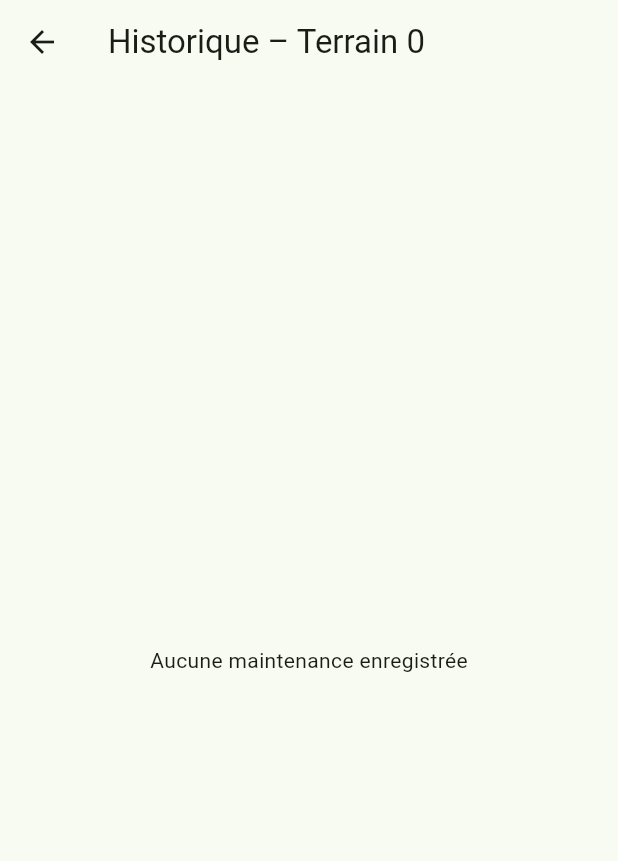
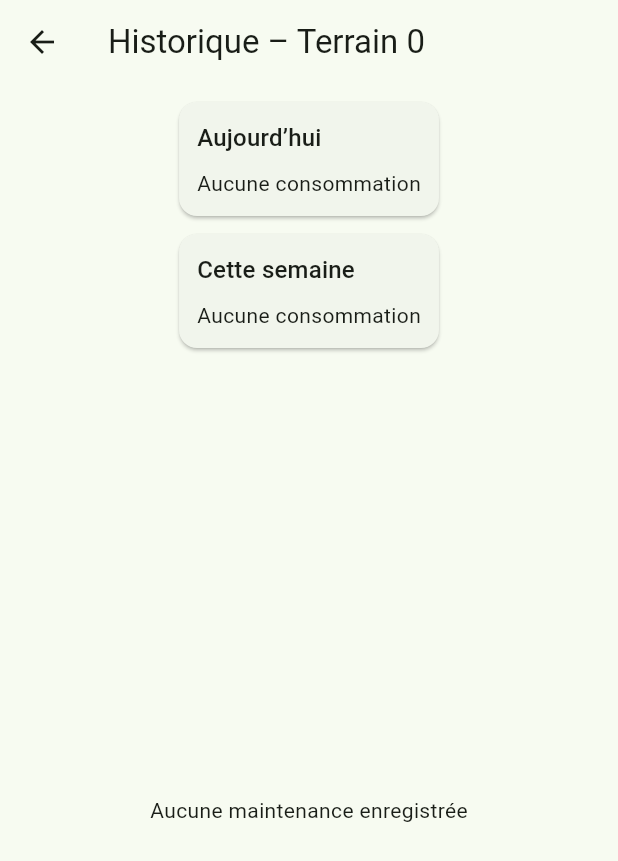
Before and after one commit to Simokes/CourtCare, a Flutter app: the TerrainMaintenanceHistoryScreen screen opened directly with empty values, on a phone screen of 412 x 824 dp. Shown: the top 861 px of the screen. Run offline on Flutter 3.47's test engine with Material 3 defaults, Android fonts, the phone set to English and light mode, and no system bars; our stand-ins replace drift, flutter_riverpod; accounts and stored records are empty; generated files the repository leaves out were written again.

Commit message:
Add provider for total sacs calculation and refactor maintenance provider

```diff
--- a/lib/presentation/providers/maintenance_provider.dart
+++ b/lib/presentation/providers/maintenance_provider.dart
@@ -2,6 +2,42 @@ import 'package:flutter_riverpod/flutter_riverpod.dart';
 import '../../domain/entities/terrain.dart';
 import '../../domain/entities/maintenance.dart';
 import 'database_provider.dart';
+
+// ============================================================================
+// PROVIDERS GLOBAUX
+// ============================================================================
+
+final maintenancesByTerrainProvider =
+    FutureProvider.family<List<Maintenance>, int>((ref, terrainId) {
+  final db = ref.read(databaseProvider);
+  return db.getMaintenancesForTerrain(terrainId);
+});
+
+final maintenanceCountProvider =
+    FutureProvider.family<int, int>((ref, terrainId) {
+  final db = ref.read(databaseProvider);
+  return db.getMaintenancesCountForDay(
+    terrainId,
+    DateTime.now(),
+  );
+});
+
+// 🔥 LE PROVIDER QUI TE MANQUAIT — À L’EXTÉRIEUR DE LA CLASSE
+final sacsTotalsProvider = FutureProvider.family<
+    ({int manto, int sottomanto, int silice}),
+    ({int terrainId, DateTime start, DateTime end})>((ref, params) async {
+  final db = ref.read(databaseProvider);
+
+  return db.getSacsTotalsForTerrainBetween(
+    params.terrainId,
+    params.start,
+    params.end,
+  );
+});
+
+// ============================================================================
+// NOTIFIER
+// ============================================================================
 
 final maintenanceProvider =
     StateNotifierProvider<MaintenanceNotifier, AsyncValue<void>>(
@@ -12,6 +48,7 @@ class MaintenanceNotifier extends StateNotifier<AsyncValue<void>> {
   final Ref ref;
 
   MaintenanceNotifier(this.ref) : super(const AsyncData(null));
+
   Future<void> deleteMaintenance({
     required int maintenanceId,
     required int terrainId,
@@ -26,6 +63,7 @@ class MaintenanceNotifier extends StateNotifier<AsyncValue<void>> {
       // 🔄 Rafraîchissements
       ref.invalidate(maintenancesByTerrainProvider(terrainId));
       ref.invalidate(maintenanceCountProvider(terrainId));
+      ref.invalidate(sacsTotalsProvider); // optionnel mais utile
 
       state = const AsyncData(null);
     } catch (e, st) {
@@ -48,7 +86,7 @@ class MaintenanceNotifier extends StateNotifier<AsyncValue<void>> {
     try {
       final db = ref.read(databaseProvider);
 
-      // 🔒 RÈGLES MÉTIER VERROUILLÉES
+      // 🔒 RÈGLES MÉTIER
       int manto = 0;
       int sottomanto = 0;
       int silice = 0;
@@ -59,8 +97,8 @@ class MaintenanceNotifier extends StateNotifier<AsyncValue<void>> {
       } else if (terrainType == TerrainType.synthetique) {
         silice = sacsSiliceUtilises;
       }
-      final bool utiliseSacs = type == 'Recharge' || type == 'Travaux';
 
+      final utiliseSacs = type == 'Recharge' || type == 'Travaux';
       if (!utiliseSacs) {
         manto = 0;
         sottomanto = 0;
@@ -80,6 +118,7 @@ class MaintenanceNotifier extends StateNotifier<AsyncValue<void>> {
       // 🔄 Rafraîchissements
       ref.invalidate(maintenancesByTerrainProvider(terrainId));
       ref.invalidate(maintenanceCountProvider(terrainId));
+      ref.invalidate(sacsTotalsProvider);
 
       state = const AsyncData(null);
     } catch (e, st) {
@@ -88,18 +127,3 @@ class MaintenanceNotifier extends StateNotifier<AsyncValue<void>> {
     }
   }
 }
-
-final maintenancesByTerrainProvider =
-    FutureProvider.family<List<Maintenance>, int>((ref, terrainId) {
-  final db = ref.read(databaseProvider);
-  return db.getMaintenancesForTerrain(terrainId);
-});
-
-final maintenanceCountProvider =
-    FutureProvider.family<int, int>((ref, terrainId) {
-  final db = ref.read(databaseProvider);
-  return db.getMaintenancesCountForDay(
-    terrainId,
-    DateTime.now(),
-  );
-});
--- a/lib/presentation/screens/terrain_maintenance_history_screen.dart
+++ b/lib/presentation/screens/terrain_maintenance_history_screen.dart
@@ -1,6 +1,6 @@
 import 'package:flutter/material.dart';
 import 'package:flutter_riverpod/flutter_riverpod.dart';
-
+import '../../domain/entities/maintenance.dart';
 import '../../domain/entities/terrain.dart';
 import '../providers/maintenance_provider.dart';
 
@@ -12,20 +12,72 @@ class TerrainMaintenanceHistoryScreen extends ConsumerWidget {
     required this.terrain,
   });
 
+  // -------------------------
+  // HELPERS
+  // -------------------------
+  DateTime startOfDay(DateTime d) => DateTime(d.year, d.month, d.day);
+
+  DateTime startOfWeek(DateTime d) =>
+      DateTime(d.year, d.month, d.day).subtract(Duration(days: d.weekday - 1));
+
   @override
   Widget build(BuildContext context, WidgetRef ref) {
+    final now = DateTime.now();
+
     final maintenancesAsync =
         ref.watch(maintenancesByTerrainProvider(terrain.id));
+
+    final todayTotals = ref.watch(
+      sacsTotalsProvider((
+        terrainId: terrain.id,
+        start: startOfDay(now),
+        end: now,
+      )),
+    );
+
+    final weekTotals = ref.watch(
+      sacsTotalsProvider((
+        terrainId: terrain.id,
+        start: startOfWeek(now),
+        end: now,
+      )),
+    );
 
     return Scaffold(
       appBar: AppBar(
         title: Text('Historique – Terrain ${terrain.numero}'),
       ),
-      body: maintenancesAsync.when(
-        loading: () => const Center(child: CircularProgressIndicator()),
-        error: (err, _) => Center(
-          child: Text('Erreur : $err'),
+      body: Column(
+        children: [
+          // -------------------------
+          // TOTALS CARDS
+          // -------------------------
+          Padding(
+            padding: const EdgeInsets.all(12),
+            child: Column(
+              children: [
+                _TotalsCard(
+                  context: context,
+                  title: 'Aujourd’hui',
+                  totals: todayTotals,
                 ),
+                _TotalsCard(
+                  context: context,
+                  title: 'Cette semaine',
+                  totals: weekTotals,
+                ),
+              ],
+            ),
+          ),
+
+          // -------------------------
+          // LISTE DES MAINTENANCES
+          // -------------------------
+          Expanded(
+            child: maintenancesAsync.when(
+              loading: () =>
+                  const Center(child: CircularProgressIndicator()),
+              error: (err, _) => Center(child: Text('Erreur : $err')),
               data: (maintenances) {
                 if (maintenances.isEmpty) {
                   return const Center(
@@ -38,9 +90,48 @@ class TerrainMaintenanceHistoryScreen extends ConsumerWidget {
                   itemCount: maintenances.length,
                   itemBuilder: (context, index) {
                     final m = maintenances[index];
+                    return _MaintenanceCard(
+                      maintenance: m,
+                      terrainId: terrain.id,
+                    );
+                  },
+                );
+              },
+            ),
+          ),
+        ],
+      ),
+    );
+  }
 
+  // -------------------------
+  // DATE FORMATTER
+  // -------------------------
+  String _formatDate(DateTime date) {
+    return '${date.day.toString().padLeft(2, '0')}/'
+        '${date.month.toString().padLeft(2, '0')}/'
+        '${date.year} '
+        '${date.hour.toString().padLeft(2, '0')}:'
+        '${date.minute.toString().padLeft(2, '0')}';
+  }
+}
+
+// ============================================================================
+// WIDGET : Maintenance Card
+// ============================================================================
+class _MaintenanceCard extends ConsumerWidget {
+  final Maintenance maintenance;
+  final int terrainId;
+
+  const _MaintenanceCard({
+    required this.maintenance,
+    required this.terrainId,
+  });
+
+  @override
+  Widget build(BuildContext context, WidgetRef ref) {
     return Dismissible(
-                key: ValueKey(m.id),
+      key: ValueKey(maintenance.id),
       direction: DismissDirection.endToStart,
       background: Container(
         alignment: Alignment.centerRight,
@@ -72,11 +163,9 @@ class TerrainMaintenanceHistoryScreen extends ConsumerWidget {
         return result ?? false;
       },
       onDismissed: (_) async {
-                  await ref
-                      .read(maintenanceProvider.notifier)
-                      .deleteMaintenance(
-                        maintenanceId: m.id,
-                        terrainId: terrain.id,
+        await ref.read(maintenanceProvider.notifier).deleteMaintenance(
+              maintenanceId: maintenance.id,
+              terrainId: terrainId,
             );
       },
       child: Card(
@@ -87,28 +176,44 @@ class TerrainMaintenanceHistoryScreen extends ConsumerWidget {
         ),
         child: Padding(
           padding: const EdgeInsets.all(12),
-                    child: Column(
+          child: _MaintenanceContent(maintenance: maintenance),
+        ),
+      ),
+    );
+  }
+}
+
+class _MaintenanceContent extends StatelessWidget {
+  final Maintenance maintenance;
+
+  const _MaintenanceContent({required this.maintenance});
+
+  @override
+  Widget build(BuildContext context) {
+    String formatDate(DateTime date) {
+      return '${date.day.toString().padLeft(2, '0')}/'
+          '${date.month.toString().padLeft(2, '0')}/'
+          '${date.year} '
+          '${date.hour.toString().padLeft(2, '0')}:'
+          '${date.minute.toString().padLeft(2, '0')}';
+    }
+
+    return Column(
       crossAxisAlignment: CrossAxisAlignment.start,
       children: [
-                        // 🔹 Titre + date
+        // Titre + date
         Row(
           mainAxisAlignment: MainAxisAlignment.spaceBetween,
           children: [
             Text(
-                              m.type,
-                              style: Theme.of(context)
-                                  .textTheme
-                                  .titleMedium
-                                  ?.copyWith(
+              maintenance.type,
+              style: Theme.of(context).textTheme.titleMedium?.copyWith(
                     fontWeight: FontWeight.bold,
                   ),
             ),
             Text(
-                              _formatDate(m.date),
-                              style: Theme.of(context)
-                                  .textTheme
-                                  .bodySmall
-                                  ?.copyWith(
+              formatDate(maintenance.date),
+              style: Theme.of(context).textTheme.bodySmall?.copyWith(
                     color: Colors.grey,
                   ),
             ),
@@ -117,59 +222,46 @@ class TerrainMaintenanceHistoryScreen extends ConsumerWidget {
 
         const SizedBox(height: 8),
 
-                        // 🔹 Quantités
+        // Quantités
         Column(
           crossAxisAlignment: CrossAxisAlignment.start,
           children: [
-                            if (m.sacsMantoUtilises > 0)
+            if (maintenance.sacsMantoUtilises > 0)
               _ChipInfo(
-                                label: '${m.sacsMantoUtilises} sac(s) Manto',
+                label: '${maintenance.sacsMantoUtilises} sac(s) Manto',
                 icon: Icons.layers,
               ),
-                            if (m.sacsSottomantoUtilises > 0)
+            if (maintenance.sacsSottomantoUtilises > 0)
               _ChipInfo(
                 label:
-                                    '${m.sacsSottomantoUtilises} sac(s) Sottomanto',
+                    '${maintenance.sacsSottomantoUtilises} sac(s) Sottomanto',
                 icon: Icons.layers_outlined,
               ),
-                            if (m.sacsSiliceUtilises > 0)
+            if (maintenance.sacsSiliceUtilises > 0)
               _ChipInfo(
-                                label: '${m.sacsSiliceUtilises} sac(s) Silice',
+                label: '${maintenance.sacsSiliceUtilises} sac(s) Silice',
                 icon: Icons.grain,
               ),
           ],
         ),
 
-                        // 🔹 Commentaire
-                        if (m.commentaire != null &&
-                            m.commentaire!.isNotEmpty) ...[
+        // Commentaire
+        if (maintenance.commentaire != null &&
+            maintenance.commentaire!.isNotEmpty) ...[
           const SizedBox(height: 8),
           Text(
-                            m.commentaire!,
+            maintenance.commentaire!,
             style: Theme.of(context).textTheme.bodyMedium,
           ),
         ],
       ],
-                    ),
-                  ),
-                ),
     );
-            },
-          );
-        },
-      ),
-    );
-  }
-
-  String _formatDate(DateTime date) {
-    return '${date.day.toString().padLeft(2, '0')}/'
-        '${date.month.toString().padLeft(2, '0')}/'
-        '${date.year} '
-        '${date.hour.toString().padLeft(2, '0')}:'
-        '${date.minute.toString().padLeft(2, '0')}';
   }
 }
 
+// ============================================================================
+// WIDGET : Chip Info
+// ============================================================================
 class _ChipInfo extends StatelessWidget {
   final String label;
   final IconData icon;
@@ -182,11 +274,56 @@ class _ChipInfo extends StatelessWidget {
   @override
   Widget build(BuildContext context) {
     return Padding(
-      padding: const EdgeInsets.only(right: 8, bottom: 4),
-      child: Chip(
-        avatar: Icon(icon, size: 16),
-        label: Text(label),
+      padding: const EdgeInsets.only(bottom: 4),
+      child: Row(
+        children: [
+          Icon(icon, size: 18, color: Colors.grey.shade700),
+          const SizedBox(width: 6),
+          Text(label),
+        ],
       ),
     );
   }
 }
+
+// ============================================================================
+// WIDGET : Totals Card
+// ============================================================================
+class _TotalsCard extends StatelessWidget {
+  final BuildContext context;
+  final String title;
+  final AsyncValue<({int manto, int sottomanto, int silice})> totals;
+
+  const _TotalsCard({
+    required this.context,
+    required this.title,
+    required this.totals,
+  });
+
+  @override
+  Widget build(BuildContext context) {
+    return Card(
+      margin: const EdgeInsets.only(bottom: 12),
+      child: Padding(
+        padding: const EdgeInsets.all(12),
+        child: totals.when(
+          loading: () => const LinearProgressIndicator(),
+          error: (_, __) => const Text('Erreur'),
+          data: (t) => Column(
+            crossAxisAlignment: CrossAxisAlignment.start,
+            children: [
+              Text(title, style: Theme.of(context).textTheme.titleMedium),
+              const SizedBox(height: 8),
+              if (t.manto > 0) Text('🟤 Manto : ${t.manto} sacs'),
+              if (t.sottomanto > 0)
+                Text('🟠 Sottomanto : ${t.sottomanto} sacs'),
+              if (t.silice > 0) Text('⚪ Silice : ${t.silice} sacs'),
+              if (t.manto + t.sottomanto + t.silice == 0)
+                const Text('Aucune consommation'),
+            ],
+          ),
+        ),
+      ),
+    );
+  }
+}
```
Also changed, not shown: lib/data/database/app_database.dart (+30 -0 lines). Lines whose indentation alone changed are shown as unchanged.
